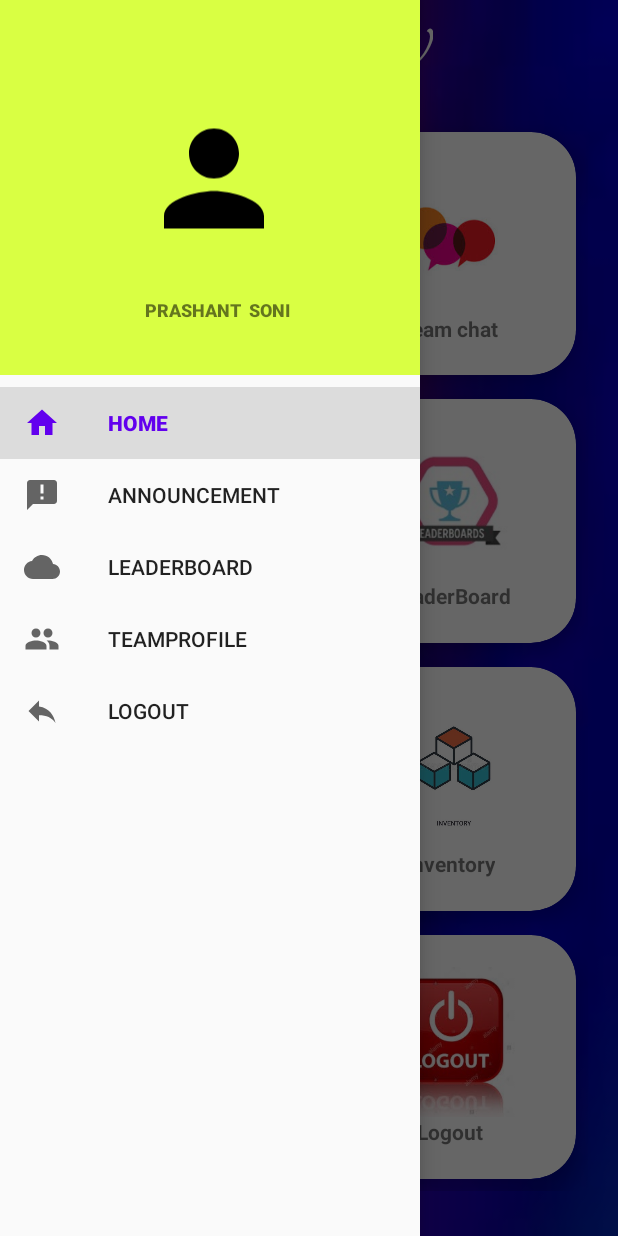
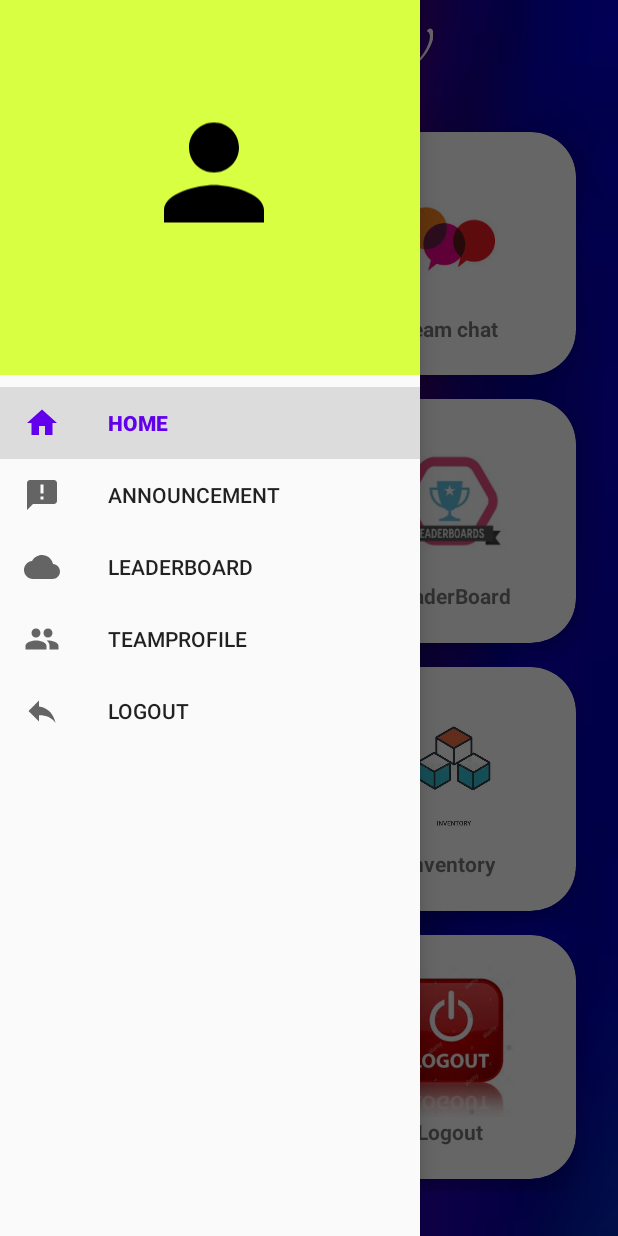
Before and after one commit to sandeepshiven/sandeep-ecellapp, an Android app: the DashboardActivity screen opened directly, with no data from a screen before it, with the side drawer open, on a phone screen of 412 x 824 dp. Run offline under Robolectric (Android 15) with nearby library versions, the phone set to English and light mode, and no system bars; our stand-ins replace Firebase (no records; nobody signed in at launch, a user with empty details on screens opened directly); Roboto replaces fonts that are not available here.

Commit message:
userdetails updated from prashant8966

```diff
--- a/app/src/main/res/layout/header.xml
+++ b/app/src/main/res/layout/header.xml
@@ -27,9 +27,9 @@
         android:layout_marginStart="10dp"
         android:layout_marginBottom="35dp"
         android:fontFamily="sans-serif-black"
-        android:text="PRASHANT  SONI"
+        android:text=""
         android:textAlignment="center"
-        android:textSize="12sp"
+        android:textSize="18sp"
         app:layout_constraintBottom_toBottomOf="parent"
         app:layout_constraintEnd_toEndOf="parent"
         app:layout_constraintHorizontal_bias="0.5"
```
